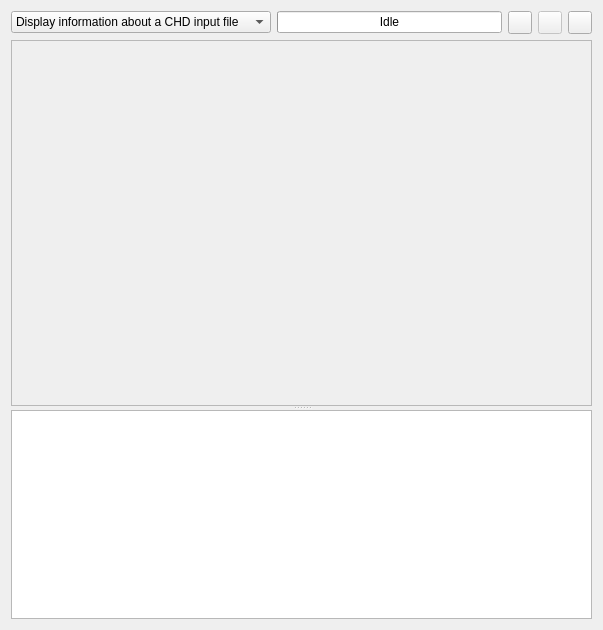
Old version of the form tools/qchdman/projectwidget.ui in the repository qmc2/qmc2-mame-fe.
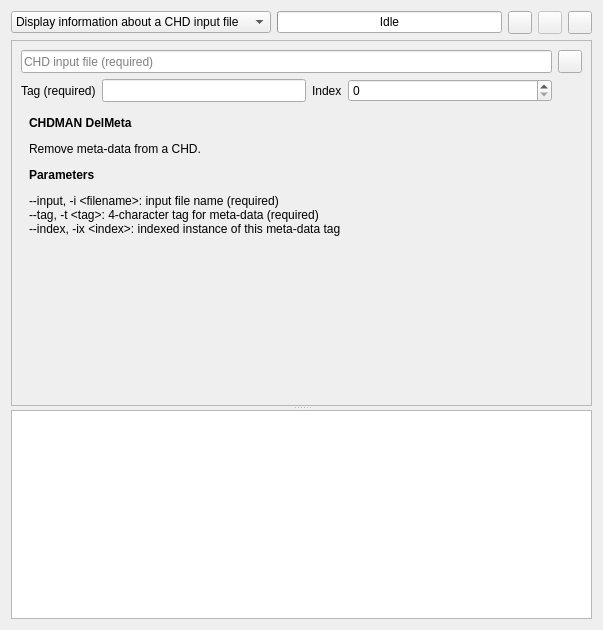
New version of the form. The open tabs and pages were chosen to show the change. Icons and pictures are not drawn.

Commit message: imp: qchdman: added DelMeta project type

Diff of the .ui file:
```diff
--- a/tools/qchdman/projectwidget.ui
+++ b/tools/qchdman/projectwidget.ui
@@ -3818,7 +3818,147 @@
             </item>
            </layout>
           </widget>
-          <widget class="QWidget" name="pageDelMeta"/>
+          <widget class="QWidget" name="pageDelMeta">
+           <layout class="QGridLayout" name="gridLayoutPageDelMeta">
+            <property name="margin">
+             <number>0</number>
+            </property>
+            <item row="0" column="0">
+             <widget class="QFrame" name="frameDelMeta">
+              <layout class="QGridLayout" name="gridLayoutFrameExtractLD_4">
+               <property name="margin">
+                <number>0</number>
+               </property>
+               <item row="0" column="0" colspan="4">
+                <widget class="QLineEdit" name="lineEditDelMetaInputFile">
+                 <property name="sizePolicy">
+                  <sizepolicy hsizetype="Expanding" vsizetype="Minimum">
+                   <horstretch>0</horstretch>
+                   <verstretch>0</verstretch>
+                  </sizepolicy>
+                 </property>
+                 <property name="toolTip">
+                  <string>CHD input file (--input)</string>
+                 </property>
+                 <property name="placeholderText">
+                  <string>CHD input file (required)</string>
+                 </property>
+                </widget>
+               </item>
+               <item row="1" column="0">
+                <widget class="QLabel" name="labelDelMetaTag">
+                 <property name="text">
+                  <string>Tag (required)</string>
+                 </property>
+                </widget>
+               </item>
+               <item row="1" column="3">
+                <widget class="QSpinBox" name="spinBoxDelMetaIndex">
+                 <property name="sizePolicy">
+                  <sizepolicy hsizetype="MinimumExpanding" vsizetype="Fixed">
+                   <horstretch>0</horstretch>
+                   <verstretch>0</verstretch>
+                  </sizepolicy>
+                 </property>
+                 <property name="toolTip">
+                  <string>Indexed instance of this meta-data tag (--index)</string>
+                 </property>
+                 <property name="minimum">
+                  <number>0</number>
+                 </property>
+                 <property name="maximum">
+                  <number>999999999</number>
+                 </property>
+                 <property name="value">
+                  <number>0</number>
+                 </property>
+                </widget>
+               </item>
+               <item row="0" column="4">
+                <widget class="QToolButton" name="toolButtonBrowseDelMetaInputFile">
+                 <property name="sizePolicy">
+                  <sizepolicy hsizetype="Fixed" vsizetype="Minimum">
+                   <horstretch>0</horstretch>
+                   <verstretch>0</verstretch>
+                  </sizepolicy>
+                 </property>
+                 <property name="icon">
+                  <iconset resource="qchdman.qrc">
+                   <normaloff>:/images/fileopen.png</normaloff>:/images/fileopen.png</iconset>
+                 </property>
+                </widget>
+               </item>
+               <item row="1" column="2">
+                <widget class="QLabel" name="labelDelMetaIndex">
+                 <property name="text">
+                  <string>Index</string>
+                 </property>
+                </widget>
+               </item>
+               <item row="1" column="1">
+                <widget class="QLineEdit" name="lineEditDelMetaTag">
+                 <property name="sizePolicy">
+                  <sizepolicy hsizetype="Expanding" vsizetype="Minimum">
+                   <horstretch>0</horstretch>
+                   <verstretch>0</verstretch>
+                  </sizepolicy>
+                 </property>
+                 <property name="toolTip">
+                  <string>4-character tag for meta-data (--tag)</string>
+                 </property>
+                 <property name="maxLength">
+                  <number>4</number>
+                 </property>
+                </widget>
+               </item>
+              </layout>
+             </widget>
+            </item>
+            <item row="1" column="0">
+             <widget class="QLabel" name="labelDelMetaHelp">
+              <property name="text">
+               <string>&lt;p&gt;
+&lt;b&gt;CHDMAN DelMeta&lt;/b&gt;
+&lt;/p&gt;
+Remove meta-data from a CHD.
+&lt;p&gt;
+&lt;b&gt;Parameters&lt;/b&gt;
+&lt;/p&gt;
+&lt;p&gt;
+--input, -i &amp;lt;filename&amp;gt;: input file name (required)&lt;br&gt;
+--tag, -t &amp;lt;tag&amp;gt;: 4-character tag for meta-data (required)&lt;br&gt;
+--index, -ix &amp;lt;index&amp;gt;: indexed instance of this meta-data tag
+&lt;/p&gt;</string>
+              </property>
+              <property name="alignment">
+               <set>Qt::AlignLeading|Qt::AlignLeft|Qt::AlignTop</set>
+              </property>
+              <property name="wordWrap">
+               <bool>true</bool>
+              </property>
+              <property name="margin">
+               <number>8</number>
+              </property>
+              <property name="indent">
+               <number>8</number>
+              </property>
+             </widget>
+            </item>
+            <item row="2" column="0">
+             <spacer name="verticalSpacerDelMeta">
+              <property name="orientation">
+               <enum>Qt::Vertical</enum>
+              </property>
+              <property name="sizeHint" stdset="0">
+               <size>
+                <width>20</width>
+                <height>364</height>
+               </size>
+              </property>
+             </spacer>
+            </item>
+           </layout>
+          </widget>
          </widget>
         </item>
        </layout>
```
Left out of the diff: 149 changed lines with no effect on the pictures. The commit also changes 16 other files.
